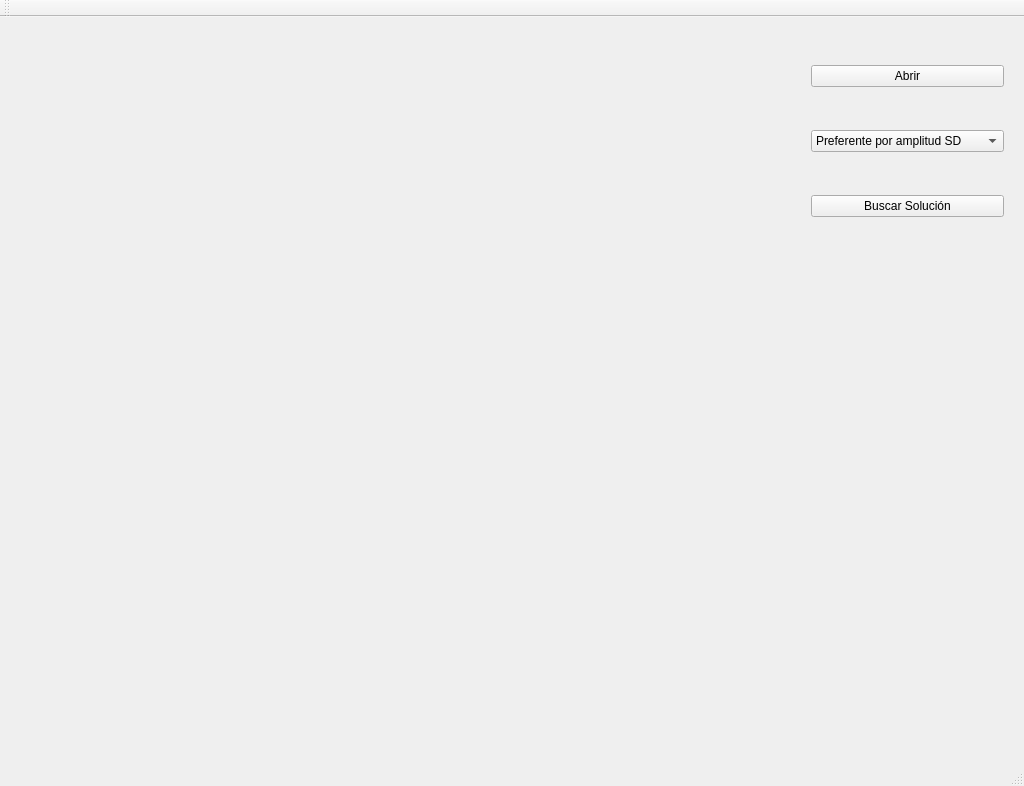
Above: ProyectoIA/mapa.ui from Salazarjuan/InteligenciaArtificialProyectoFinal before the change. Below: the same form after it.
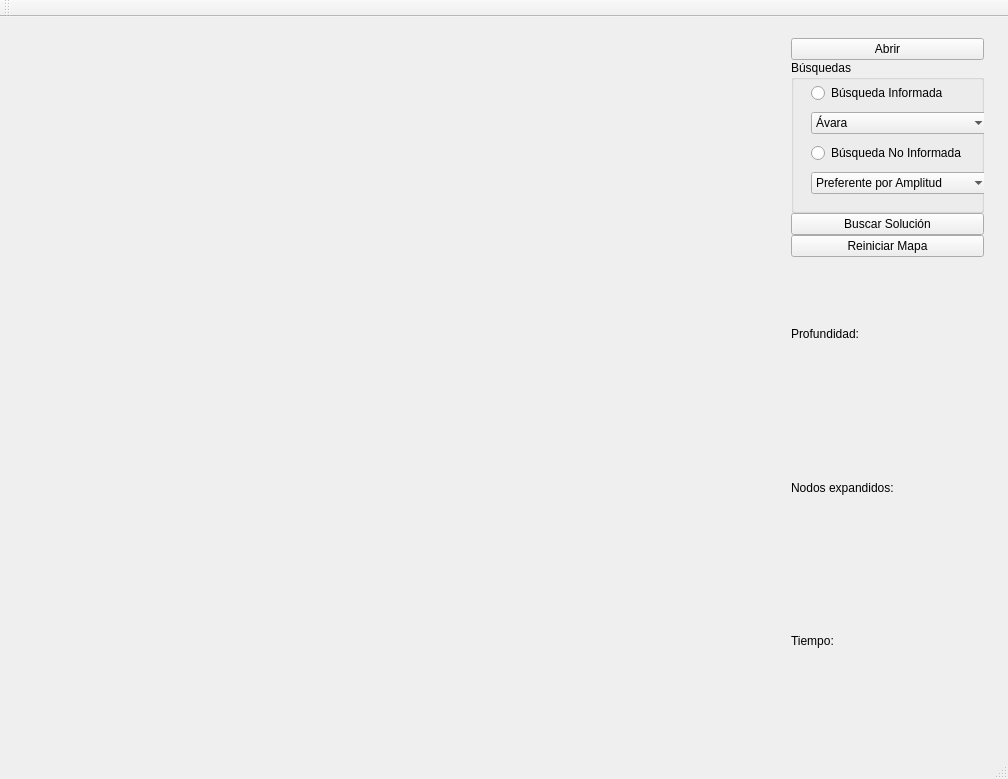
That is the form after the change.

Diff of the .ui file:
```diff
--- a/ProyectoIA/mapa.ui
+++ b/ProyectoIA/mapa.ui
@@ -6,8 +6,8 @@
    <rect>
     <x>0</x>
     <y>0</y>
-    <width>1024</width>
-    <height>786</height>
+    <width>1008</width>
+    <height>779</height>
    </rect>
   </property>
   <property name="windowTitle">
@@ -19,14 +19,11 @@
      <rect>
       <x>10</x>
       <y>0</y>
-      <width>791</width>
-      <height>731</height>
+      <width>741</width>
+      <height>711</height>
      </rect>
     </property>
-    <layout class="QGridLayout" name="gridLayout">
-     <property name="sizeConstraint">
-      <enum>QLayout::SetFixedSize</enum>
-     </property>
+    <layout class="QGridLayout" name="gridLayout" rowminimumheight="0">
      <property name="spacing">
       <number>0</number>
      </property>
@@ -35,15 +32,15 @@
    <widget class="QWidget" name="verticalLayoutWidget">
     <property name="geometry">
      <rect>
-      <x>800</x>
-      <y>0</y>
+      <x>780</x>
+      <y>10</y>
       <width>215</width>
-      <height>251</height>
+      <height>701</height>
      </rect>
     </property>
     <layout class="QVBoxLayout" name="verticalLayout">
      <property name="spacing">
-      <number>6</number>
+      <number>0</number>
      </property>
      <item>
       <widget class="QPushButton" name="abrir_btn">
@@ -53,40 +50,53 @@
       </widget>
      </item>
      <item>
-      <widget class="QComboBox" name="busquedas_cb">
-       <item>
-        <property name="text">
-         <string>Preferente por amplitud SD</string>
-        </property>
-       </item>
-       <item>
-        <property name="text">
-         <string>Preferente por amplitud CD</string>
+      <widget class="QGroupBox" name="groupBox">
+       <property name="title">
+        <string>Búsquedas</string>
+       </property>
+       <widget class="QWidget" name="verticalLayoutWidget_2">
+        <property name="geometry">
+         <rect>
+          <x>9</x>
+          <y>9</y>
+          <width>201</width>
+          <height>141</height>
+         </rect>
         </property>
-       </item>
+        <layout class="QVBoxLayout" name="verticalLayout_2">
        <item>
+          <widget class="QRadioButton" name="informada">
         <property name="text">
-         <string>Preferente por costo SD</string>
-        </property>
+            <string>Búsqueda Informada</string>
+           </property>
+          </widget>
        </item>
        <item>
+          <widget class="QComboBox" name="informada_cb">
+           <item>
         <property name="text">
-         <string>Preferente por costo CD</string>
+             <string>Ávara</string>
         </property>
        </item>
        <item>
         <property name="text">
-         <string>Preferente por profundidad CC</string>
-        </property>
-       </item>
+             <string>A*</string>
+            </property>
+           </item>
+          </widget>
+         </item>
        <item>
+          <widget class="QRadioButton" name="no_informada">
         <property name="text">
-         <string>Preferente por profundidad SC</string>
-        </property>
+            <string>Búsqueda No Informada</string>
+           </property>
+          </widget>
        </item>
        <item>
+          <widget class="QComboBox" name="no_informada_cb">
+           <item>
         <property name="text">
-         <string>Búsqueda Ávara CD</string>
+             <string>Preferente por Amplitud</string>
         </property>
        </item>
        <item>
@@ -96,9 +106,13 @@
        </item>
        <item>
         <property name="text">
-         <string>A* CD</string>
-        </property>
-       </item>
+             <string>Peferente por Profundidad (SC)</string>
+            </property>
+           </item>
+          </widget>
+         </item>
+        </layout>
+       </widget>
       </widget>
      </item>
      <item>
@@ -108,6 +122,34 @@
        </property>
       </widget>
      </item>
+     <item>
+      <widget class="QPushButton" name="pushButton">
+       <property name="text">
+        <string>Reiniciar Mapa</string>
+       </property>
+      </widget>
+     </item>
+     <item>
+      <widget class="QLabel" name="profundidad">
+       <property name="text">
+        <string>Profundidad:</string>
+       </property>
+      </widget>
+     </item>
+     <item>
+      <widget class="QLabel" name="nodos_expandidos">
+       <property name="text">
+        <string>Nodos expandidos:</string>
+       </property>
+      </widget>
+     </item>
+     <item>
+      <widget class="QLabel" name="tiempo_ejecucion">
+       <property name="text">
+        <string>Tiempo:</string>
+       </property>
+      </widget>
+     </item>
     </layout>
    </widget>
   </widget>
```
Left out of the diff: 7 changed lines with no effect on the pictures. Lines whose indentation alone changed are shown as unchanged.
